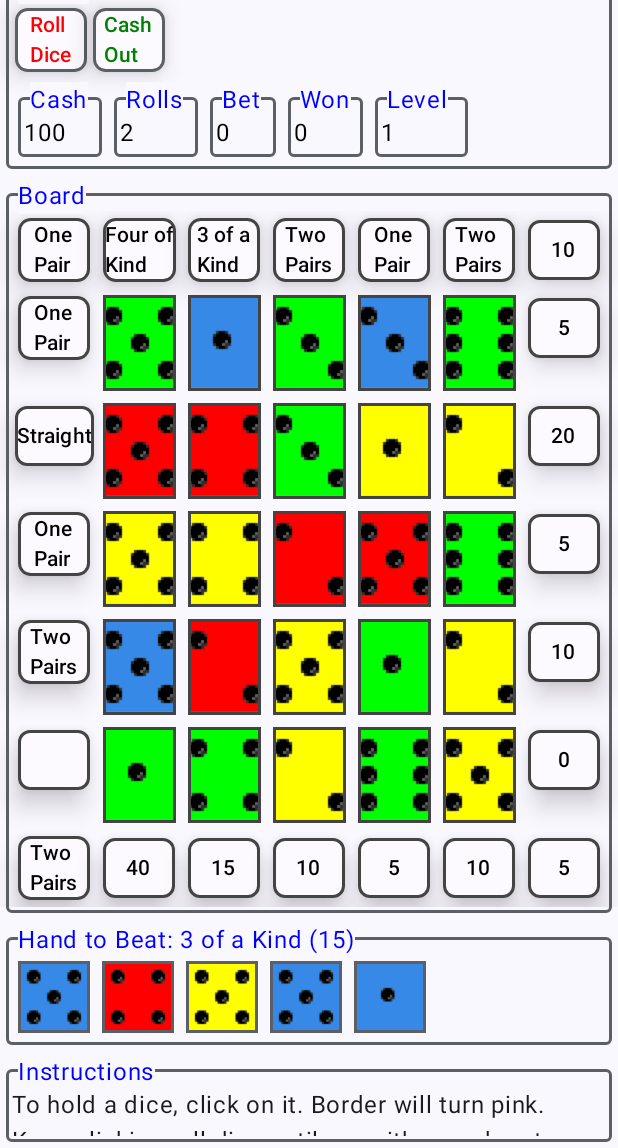
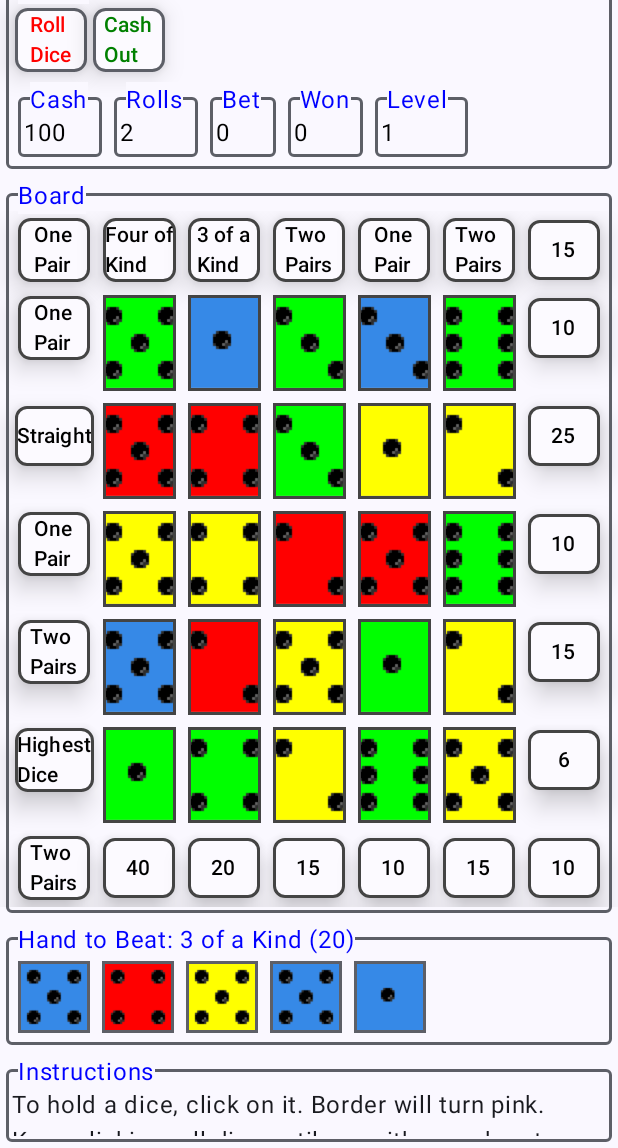
Before and after one commit to pstorli/PokerDice, an Android app built with Jetpack Compose: the screen it shows after launch (MainActivity), after a tap on "Roll Dice", on a phone screen of 412 x 824 dp, the part 88-1236 px from its top. Run offline under Robolectric (Android 15) with nearby library versions, the phone set to English and light mode, and no system bars; 1 other tap on this screen came first.

Commit message:
custom scooby snacks!

```diff
--- a/app/src/main/java/com/pstorli/pokerdice/Extensions.kt
+++ b/app/src/main/java/com/pstorli/pokerdice/Extensions.kt
@@ -27,6 +27,7 @@ import com.pstorli.pokerdice.util.Consts.STRAIGHT
 import com.pstorli.pokerdice.util.Consts.STRAIGHT_FLUSH
 import com.pstorli.pokerdice.util.Consts.THREE_OF_KIND
 import com.pstorli.pokerdice.util.Consts.TWO_PAIRS
+import com.pstorli.pokerdice.util.Consts.ZERO
 
 // *********************************************************************************************
 // Extension Log helper functions
@@ -269,5 +270,10 @@ fun Context.getHandName (hand: Int): String {
         ONE_PAIR        -> result = resources.getString(R.string.hand_one_pair)
         NOTHING         -> result = NO_TEXT
     }
+
+    // Check for highest dice.
+    if (hand>ZERO && hand<ONE_PAIR) {
+        result = resources.getString(R.string.hand_highest)
+    }
     return result
 }
--- a/app/src/main/java/com/pstorli/pokerdice/domain/model/PokerEvent.kt
+++ b/app/src/main/java/com/pstorli/pokerdice/domain/model/PokerEvent.kt
@@ -7,6 +7,8 @@ sealed class PokerEvent {
     object AboutCloseEvent                      : PokerEvent()
 
     object AboutBtnPressedEvent                 : PokerEvent()
+
+    object AddCashEvent                         : PokerEvent()
 
     data class BoardClickEvent(val index: Int)  : PokerEvent()
 
--- a/app/src/main/java/com/pstorli/pokerdice/domain/model/PokerScorer.kt
+++ b/app/src/main/java/com/pstorli/pokerdice/domain/model/PokerScorer.kt
@@ -230,6 +230,11 @@ class PokerScorer () {
             // Nothing :(
             NOTHING
         }
+
+        // Last chance summer dance!
+        if (ZERO == rolledScore) {
+            rolledScore = highest (dice)
+        }
         return rolledScore
     }
 
--- a/app/src/main/java/com/pstorli/pokerdice/domain/model/PokerViewModel.kt
+++ b/app/src/main/java/com/pstorli/pokerdice/domain/model/PokerViewModel.kt
@@ -25,7 +25,6 @@ import com.pstorli.pokerdice.util.Consts.ONE
 import com.pstorli.pokerdice.util.Consts.ROLLS_MAX
 import com.pstorli.pokerdice.util.Consts.SQUARE_BET_COST
 import com.pstorli.pokerdice.util.Consts.SQUARE_FIRST
-import com.pstorli.pokerdice.util.Consts.SUIT_NONE_VAL
 import com.pstorli.pokerdice.util.Consts.WIN_LEVEL_MOD
 import com.pstorli.pokerdice.util.Consts.ZERO
 import com.pstorli.pokerdice.util.Consts.randomRank
@@ -86,6 +85,9 @@ class PokerViewModel (val app: Application) : AndroidViewModel(app) {
 
     // The game with a board
     var game = Game ()
+
+    // Don't offer money unless they get out of cash message.
+    var outaCash = false
 
     // /////////////////////////////////////////////////////////////////////////////////////////////
     // Game State
@@ -331,25 +333,39 @@ class PokerViewModel (val app: Application) : AndroidViewModel(app) {
                 // The hand.
                 val hand = game.getHand(pos)
 
+                // If it has at least one value grater than zero, we can score it.
+                var dieText = getHandName(hand)
+
                 // The hand score.
-                val handScore = pokerScorer.scoreHand(hand)
-
-                // If it has at least one value grater than zero, we can score it.
-                var dieText = NO_TEXT
+                var handScore = pokerScorer.scoreHand(hand)
+                if (ZERO == handScore) {
+                    dieText   = app.resources.getString (R.string.hand_highest)
+                    handScore = pokerScorer.highest(hand)
+                }
 
                 // The hand's value.
                 if (game.hasValue(hand)) {
-                    // They win if that square was selected and they beat hand to beat.
-                    if (game.board[pos].selected && handScore > scoreHandToBeat ()) {
-                        won = won + handScore
+                    var handToBeatScore = scoreHandToBeat ()
+                    if (0 == handToBeatScore) {
+                        //se highest die, in this case.
+                        handToBeatScore = pokerScorer.highest(handToBeat.value)
                     }
 
-                    dieText = getHandName(hand)
+                    // They win if that square was selected and they beat hand to beat.
+                    if (game.board[pos].selected && handScore > handToBeatScore) {
+                        // Only add winnings if square is top or left, and not upper right
+                        if (!game.isCornerUR(pos) && (game.isEdgeSquareLeft(pos) || game.isEdgeSquareTop(pos))) {
+                            won = won + handScore
+                        }
+                    }
                 }
 
+                // Should we show hand value or hand name?
                 if (SQUARE_FIRST != rowCol.second && (game.isEdgeSquareRight(pos) || game.isEdgeSquareBottom(pos))) {
                     dieText = handScore.toString()
                 }
+
+                // Set the text now.
                 setDieText(pos, dieText)
             }
         }
@@ -380,6 +396,11 @@ class PokerViewModel (val app: Application) : AndroidViewModel(app) {
      */
     fun onEvent (pokerEvent: PokerEvent) {
         when (pokerEvent) {
+            // Give them some more cash.
+            PokerEvent.AddCashEvent -> {
+                addCash ()
+            }
+
             // Save button was pressed.
             is PokerEvent.StartEvent -> {
                 startEvent (pokerEvent)
@@ -427,6 +448,17 @@ class PokerViewModel (val app: Application) : AndroidViewModel(app) {
      */
     fun cashOutEvent (pokerEvent: PokerEvent.CashOutEvent) {
         cashOut ()
+    }
+
+    /**
+     * Add some cash.
+     */
+    fun addCash () {
+        cash += CASH_INITIAL
+
+        outaCash = false
+
+        updatePlayer()
     }
 
     fun cashOut () {
@@ -615,6 +647,7 @@ class PokerViewModel (val app: Application) : AndroidViewModel(app) {
         else if (cash < betsCost) {
             // Out of cash!
             snackBarText = app.resources .getString(R.string.outta_cash)
+            outaCash = true
         }
 
         // Reset the bet.
--- a/app/src/main/java/com/pstorli/pokerdice/ui/composeables/HandToBeat.kt
+++ b/app/src/main/java/com/pstorli/pokerdice/ui/composeables/HandToBeat.kt
@@ -28,8 +28,10 @@ fun HandToBeat (pokerViewModel: PokerViewModel) {
         handToBeatValue    = pokerViewModel.scoreHandToBeat()
         handToBeatRealName = LocalContext.current.getHandName(handToBeatValue)
 
+        // Use highest value?
         if (ZERO == handToBeatValue) {
-            handToBeatValue = pokerViewModel.pokerScorer.highest(pokerViewModel.handToBeat.value)
+            handToBeatValue    = pokerViewModel.pokerScorer.highest(pokerViewModel.handToBeat.value)
+            handToBeatRealName = LocalContext.current.resources.getString(R.string.hand_highest)
         }
 
         val handToBeatName = removeNewLines (handToBeatRealName) + " (" + handToBeatValue.toString() + ")"
--- a/app/src/main/java/com/pstorli/pokerdice/ui/screens/MainScreen.kt
+++ b/app/src/main/java/com/pstorli/pokerdice/ui/screens/MainScreen.kt
@@ -5,13 +5,16 @@ import androidx.compose.foundation.layout.Column
 import androidx.compose.foundation.layout.padding
 import androidx.compose.material.Scaffold
 import androidx.compose.material.ScaffoldState
+import androidx.compose.material.SnackbarDuration
+import androidx.compose.material.SnackbarHost
 import androidx.compose.material.rememberScaffoldState
 import androidx.compose.material3.MaterialTheme.colorScheme
 import androidx.compose.runtime.Composable
 import androidx.compose.runtime.LaunchedEffect
 import androidx.compose.ui.Modifier
-import androidx.compose.ui.platform.LocalContext
-import com.pstorli.pokerdice.color
+import androidx.compose.ui.res.stringResource
+import com.pstorli.pokerdice.R
+import com.pstorli.pokerdice.domain.model.PokerEvent
 import com.pstorli.pokerdice.domain.model.PokerViewModel
 import com.pstorli.pokerdice.ui.composeables.Board
 import com.pstorli.pokerdice.ui.composeables.HandToBeat
@@ -19,7 +22,9 @@ import com.pstorli.pokerdice.ui.composeables.Instructions
 import com.pstorli.pokerdice.ui.composeables.PlayerRow
 import com.pstorli.pokerdice.ui.composeables.SideDrawer
 import com.pstorli.pokerdice.ui.composeables.Title
-import com.pstorli.pokerdice.ui.theme.Colors
+import com.pstorli.pokerdice.ui.composeables.core.AlertDialog
+import com.pstorli.pokerdice.ui.composeables.core.PokerBar
+import com.pstorli.pokerdice.util.Consts.CASH_INITIAL
 import com.pstorli.pokerdice.util.Consts.NO_TEXT
 
 /**
@@ -33,12 +38,22 @@ fun MainScreen (pokerViewModel: PokerViewModel) {
         PlayerRow  (pokerViewModel)
         HandToBeat (pokerViewModel)
     }*/
+    val scaffoldState: ScaffoldState = rememberScaffoldState()
 
-    val scaffoldState: ScaffoldState = rememberScaffoldState()
     Scaffold(
-        scaffoldState = scaffoldState, drawerContent = { SideDrawer() }) { padding ->
+        scaffoldState = scaffoldState,
+        snackbarHost  = {
+            // reuse default SnackbarHost to have default animation and timing handling
+            SnackbarHost(it) { data ->
+                // custom snackbar with the custom border and bc color
+                PokerBar (data)
+            }
+        },
+        drawerContent = { SideDrawer() }) { padding ->
         Column(
-            modifier = Modifier.background(colorScheme.background).padding(padding)
+            modifier = Modifier
+                .background(colorScheme.background)
+                .padding(padding)
         ) {
             Title ()
             PlayerRow(pokerViewModel)
@@ -47,11 +62,27 @@ fun MainScreen (pokerViewModel: PokerViewModel) {
             Instructions(pokerViewModel)
         }
 
+        // Show a snack bar?
         if (pokerViewModel.snackBarText.isNotEmpty()) {
-            LaunchedEffect(pokerViewModel.snackBarText) {
-                scaffoldState.snackbarHostState.showSnackbar(pokerViewModel.snackBarText)
-                pokerViewModel.snackBarText = NO_TEXT
+            val text: String = pokerViewModel.snackBarText
+            pokerViewModel.snackBarText = NO_TEXT
+
+            LaunchedEffect(text) {
+                scaffoldState.snackbarHostState.showSnackbar(
+                    message = text,
+                    duration = SnackbarDuration.Indefinite)
             }
+        }
+
+        // Do they need a loan?
+        // Need to be in Start state and outta cash.
+        else if (PokerViewModel.PokerUIState.Start == pokerViewModel.getState()
+            && pokerViewModel.outaCash
+            && pokerViewModel.cash<CASH_INITIAL/3) {
+            AlertDialog(text = stringResource(id = R.string.low_on_cash),
+            {
+                pokerViewModel.onEvent (PokerEvent.AddCashEvent)
+            })
         }
     }
 }
--- a/app/src/main/java/com/pstorli/pokerdice/ui/theme/PokerTheme.kt
+++ b/app/src/main/java/com/pstorli/pokerdice/ui/theme/PokerTheme.kt
@@ -17,14 +17,14 @@ import androidx.compose.ui.platform.LocalView
 import androidx.core.view.WindowCompat
 
 private val DarkColorScheme = darkColorScheme(
-    primary = Purple80,
+    primary = PaleWhite,
     secondary = PurpleGrey80,
     tertiary = Pink80,
     surface = Color.Black
 )
 
 private val LightColorScheme = lightColorScheme(
-    primary = Purple40,
+    primary = Color.Black,
     secondary = PurpleGrey40,
     tertiary = Pink40,
     surface = PaleWhite
--- a/app/src/main/java/com/pstorli/pokerdice/util/Consts.kt
+++ b/app/src/main/java/com/pstorli/pokerdice/util/Consts.kt
@@ -39,6 +39,7 @@ object Consts {
     // *********************************************************************************************
     // More  Vars
     // *********************************************************************************************
+    val ABOUT_SPACER_WIDTH_DP           = 24.dp
     val BET_NAME                        = "Bet"
     val BET_MIN_WIDTH_DP                = 36.dp
     val BORDER_DEFAULT_WIDTH_VAL_DP     = 2.dp
@@ -83,6 +84,8 @@ object Consts {
     val ROLLS_MIN_WIDTH_DP              = 48.dp
     val ROUNDED_CORNER_SHAPE_PCT_VAL    = 20
     val SCORING_TEXT_FONT_SIZE_SP       = 16.sp
+    val SNACKBAR_MARGIN_DP              = 2.dp
+    val SNACKBAR_FONT_SIZE_SP           = 16.sp
     val SPACE_TEXT                      = " "
     val SQUARE_BET_COST                 = 10 // Cost of eacg square to bet on.
     val TAG_NAME                        = "PokerDice"
@@ -105,10 +108,10 @@ object Consts {
     val FOUR_OF_KIND                    = 40
     val FULL_HOUSE                      = 35
     val FLUSH                           = 30
-    val STRAIGHT                        = 20
-    val THREE_OF_KIND                   = 15
-    val TWO_PAIRS                       = 10
-    val ONE_PAIR                        = 5
+    val STRAIGHT                        = 25
+    val THREE_OF_KIND                   = 20
+    val TWO_PAIRS                       = 15
+    val ONE_PAIR                        = 10
     val NOTHING                         = 0
 
     // *********************************************************************************************
@@ -144,6 +147,13 @@ object Consts {
     fun randomSuit (): Int {
         val num = (SUIT_HEART..SUIT_SPADE).random()
         return num
+    }
+
+    /**
+     * Return a number between 0 and 100
+     */
+    fun randomHundred (): Int {
+        return (ZERO..HUNDRED_VAL).random()
     }
 
     // *********************************************************************************************
--- a/app/src/main/res/values/strings.xml
+++ b/app/src/main/res/values/strings.xml
@@ -2,7 +2,7 @@
     <string name="about">About</string>
     <string name="app_name">PokerDice</string>
     <string name="app_name_readable">Poker Dice</string>
-    <string name="about_text">Poker Dice\n\nVersion: 1005\n\nDate: 07/07/2023\n\nAuthor: Pete Storli\n\nSenior Android Software Engineer\n\npstorli@gmail.com\n\n</string>
+    <string name="about_text">Game: Poker Dice\n\nVersion: 1005\n\nDate: 07/07/2023\n\nAuthor: Pete Storli\n\nRole: Senior Android Software Engineer\n\nEmail: pstorli@gmail.com\n\nURL: http://storlidesigns.com</string>
     <string name="bet">Bet</string>
     <string name="board">Board</string>
     <string name="cancel">Cancel</string>
@@ -27,11 +27,12 @@
 
     <string name="instructions">Instructions</string>
     <string name="level">Level</string>
+    <string name="low_on_cash">You seem a little low on cash.\n\nDo you need a loan?</string>
     <string name="nothing">Nothing</string>
     <string name="ok">OK</string>
     <string name="outta_cash">Not enough cash to place that bet!</string>
     <string name="player">Player</string>
-    <string name="portfolio_click">Click here to see my online resume.</string>
+    <string name="portfolio_click">Resume / Portfolio</string>
     <string name="reset">Reset</string>
     <string name="roll_dice">Roll\nDice</string>
     <string name="rolls">Rolls</string>
@@ -43,10 +44,10 @@
         \n\nFour of a kind (40): Four die with the same value.
         \n\nFull House (35): Three of a kind die with a pair of die.
         \n\nFlush (30): Five die of the same suit.
-        \n\nStraight (20): Five die of any suit in sequential order.
-        \n\nThree of a Kind (15): Three die with the same numeric value.
-        \n\nTwo Pair (10): Two different pair of dice in the same hand.
-        \n\nOne Pair (5): One pair of dice in a hand.
+        \n\nStraight (25): Five die of any suit in sequential order.
+        \n\nThree of a Kind (20): Three die with the same numeric value.
+        \n\nTwo Pair (15): Two different pair of dice in the same hand.
+        \n\nOne Pair (10): One pair of dice in a hand.
         \n\nHighest Die: The highest die in the hand.</string>
     <string name="start">Start</string>
     <string name="state_about">About</string>
```
Also changed, not shown: app/src/main/java/com/pstorli/pokerdice/domain/model/Game.kt (+32 -0 lines), app/src/main/java/com/pstorli/pokerdice/ui/composeables/core/AlertDialog.kt (added, +49 -0 lines), app/src/main/java/com/pstorli/pokerdice/ui/composeables/core/PokerBar.kt (added, +15 -0 lines), app/src/main/java/com/pstorli/pokerdice/ui/composeables/core/SnackBar.kt (added, +49 -0 lines), app/src/main/java/com/pstorli/pokerdice/ui/screens/AboutScreen.kt (+35 -15 lines), app/src/main/res/drawable/ic_google.png (added), 2 other files.
